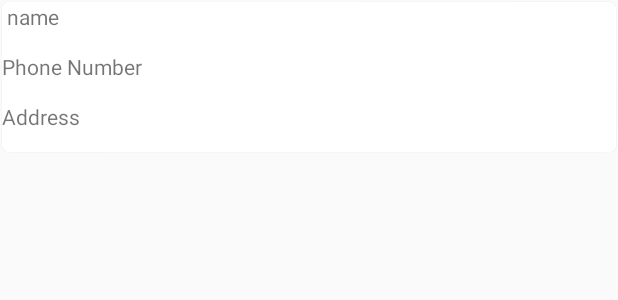
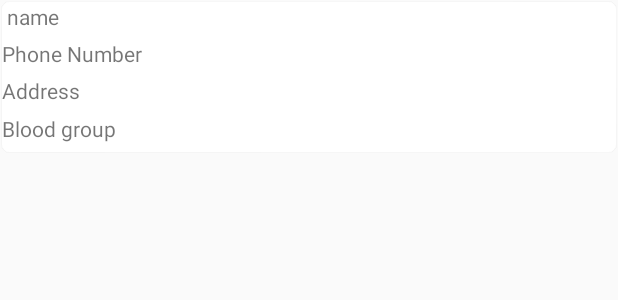
Before and after one commit to reazhossain/jamshed_blood, an Android app: the layout activity_custom__donar_list.xml on its own in the app's theme, with its tools: preview values and no code run, on a phone screen of 412 x 824 dp. Shown: the top 300 px of the screen. Run offline under Robolectric (Android 15) with nearby library versions, the phone set to English and light mode, and no system bars.

Commit message:
donar_list_adapter created, donar_list_activity

```diff
--- a/app/src/main/res/layout/activity_custom__donar_list.xml
+++ b/app/src/main/res/layout/activity_custom__donar_list.xml
@@ -31,6 +31,12 @@
             android:layout_width="match_parent"
             android:layout_height="0dp"
             android:text="Address"/>
+        <TextView
+            android:layout_weight="1"
+            android:id="@+id/blood_group_tv"
+            android:layout_width="match_parent"
+            android:layout_height="0dp"
+            android:text="Blood group"/>
 
 
     </LinearLayout>
```
Also changed, not shown: app/src/main/java/luck/materialdesign/tabsnavigator/Donar_list_Adapter.java (+15 -10 lines).
